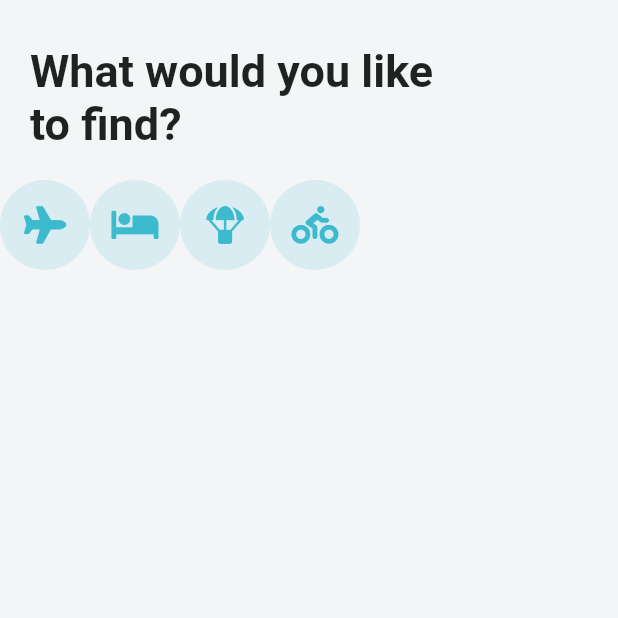
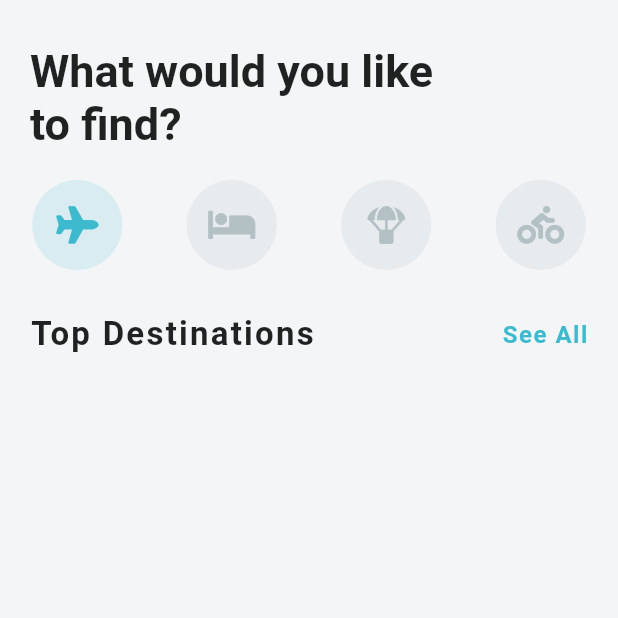
Before and after one commit to dhairyadwivedi/flutter-travel-app, a Flutter app: the screen it shows after launch, on a phone screen of 412 x 824 dp, the top half of it. Run offline on Flutter 3.47's test engine with Material 2 defaults, Android fonts, the phone set to English and light mode, and no system bars; our stand-ins replace font_awesome_flutter.

Commit message:
add destination carousel

```diff
--- a/lib/screens/home_screen.dart
+++ b/lib/screens/home_screen.dart
@@ -1,4 +1,6 @@
+import 'package:flutter/cupertino.dart';
 import 'package:flutter/material.dart';
+import 'package:flutter_travel_ui_starter/widgets/destination_carousel.dart';
 import 'package:font_awesome_flutter/font_awesome_flutter.dart';
 
 class HomeScreen extends StatefulWidget {
@@ -7,6 +9,7 @@ class HomeScreen extends StatefulWidget {
 }
 
 class _HomeScreenState extends State<HomeScreen> {
+  int _selectedIndex = 0;
   List<IconData> _icons = [
     FontAwesomeIcons.plane,
     FontAwesomeIcons.bed,
@@ -15,16 +18,26 @@ class _HomeScreenState extends State<HomeScreen> {
   ];
 
   Widget _buildIcon(int index) {
-    return Container(
+    return GestureDetector(
+      onTap: () {
+        setState(() {
+          _selectedIndex = index;
+        });
+        print(_selectedIndex);
+      },
+      child: Container(
         height: 60.0,
         width: 60.0,
         decoration: BoxDecoration(
-          color: Theme.of(context).accentColor,
+            color: _selectedIndex == index
+                ? Theme.of(context).accentColor
+                : Color(0xFFE7EBEE),
             borderRadius: BorderRadius.circular(30.0)),
         child: Icon(
           _icons[index],
           size: 25.0,
-        color: Theme.of(context).primaryColor,
+          color: _selectedIndex == index ? Theme.of(context).primaryColor : Color(0xFFb4C1C4),
+        ),
       ),
     );
   }
@@ -45,6 +58,7 @@ class _HomeScreenState extends State<HomeScreen> {
           ),
           SizedBox(height: 20.0),
           Row(
+            mainAxisAlignment: MainAxisAlignment.spaceAround,
             children: _icons
                 .asMap()
                 .entries
@@ -52,7 +66,9 @@ class _HomeScreenState extends State<HomeScreen> {
                   (MapEntry map) => _buildIcon(map.key),
                 )
                 .toList(),
-          )
+          ),
+          SizedBox(height: 30.0),
+          DestinationCarousel(),
         ],
       ),
     ));
--- /dev/null
+++ b/lib/widgets/destination_carousel.dart
@@ -0,0 +1,39 @@
+import 'package:flutter/material.dart';
+
+class DestinationCarousel extends StatelessWidget {
+  @override
+  Widget build(BuildContext context) {
+    return Column(
+      children: <Widget>[
+        Padding(
+          padding: EdgeInsets.symmetric(horizontal: 20.0),
+          child: Row(
+            mainAxisAlignment: MainAxisAlignment.spaceBetween,
+            children: <Widget>[
+              Text(
+                'Top Destinations',
+                style: TextStyle(
+                  fontSize: 22.0,
+                  fontWeight: FontWeight.bold,
+                  letterSpacing: 1.5,
+                ),
+              ),
+              GestureDetector(
+                onTap: () => print('See All'),
+                child: Text(
+                  'See All',
+                  style: TextStyle(
+                    fontSize: 16.0,
+                    fontWeight: FontWeight.w600,
+                    letterSpacing: 1.0,
+                    color: Theme.of(context).primaryColor,
+                  ),
+                ),
+              ),
+            ],
+          ),
+        ),
+      ],
+    );
+  }
+}
```
Lines whose indentation alone changed are shown as unchanged.
